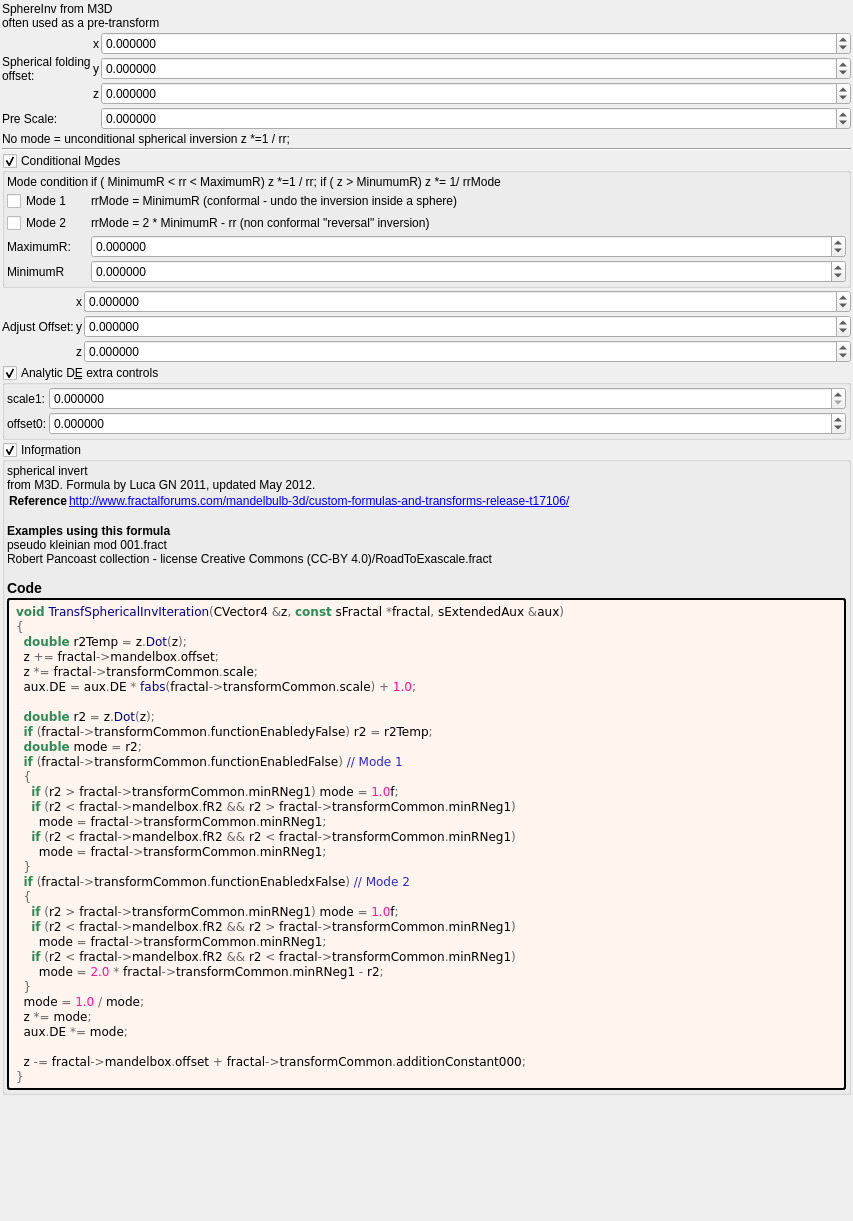
The window that mandelbulber2/formula/ui/transf_spherical_inv.ui (buddhi1980/mandelbulber2) describes before a commit, drawn with Qt 5.
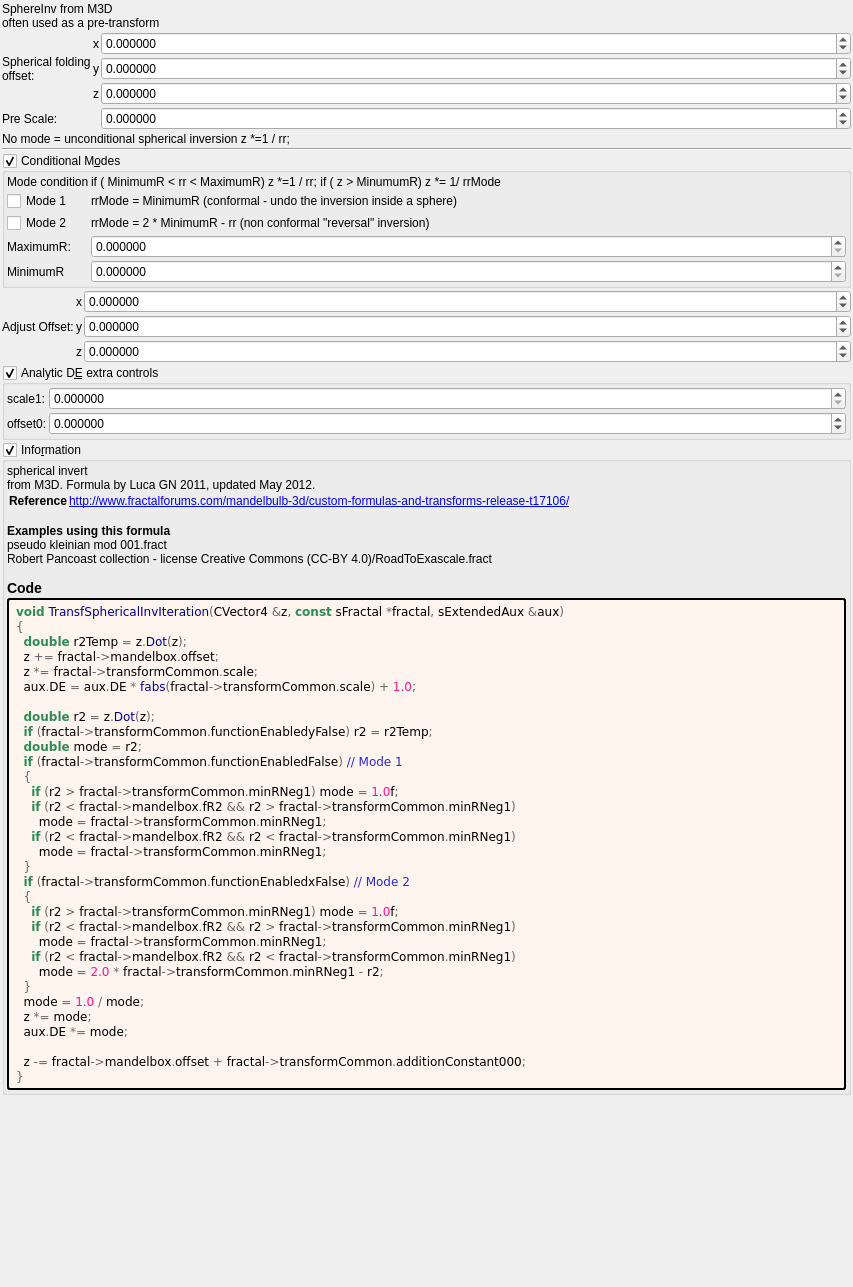
The same window after the commit. Custom widgets are drawn as their Qt base class.

Diff of the .ui file:
```diff
--- a/mandelbulber2/formula/ui/transf_spherical_inv.ui
+++ b/mandelbulber2/formula/ui/transf_spherical_inv.ui
@@ -7,7 +7,7 @@
     <x>0</x>
     <y>0</y>
     <width>853</width>
-    <height>1221</height>
+    <height>1287</height>
    </rect>
   </property>
   <property name="windowTitle">
@@ -297,7 +297,7 @@
            <number>6</number>
           </property>
           <property name="minimum">
-           <double>-999.999000000000024</double>
+           <double>0.000000000000000</double>
           </property>
           <property name="maximum">
            <double>999.999000000000024</double>
@@ -354,7 +354,7 @@
            <number>6</number>
           </property>
           <property name="minimum">
-           <double>-999.999000000000024</double>
+           <double>0.000000000000000</double>
           </property>
           <property name="maximum">
            <double>999.999000000000024</double>
```
